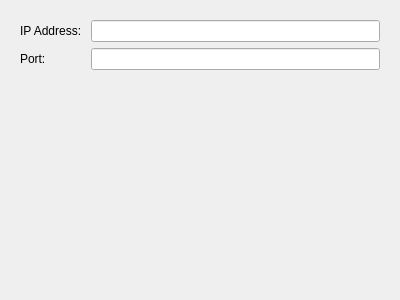
Qt form src/voicechatcontroller.ui (willamm/CommAudio) before a commit.
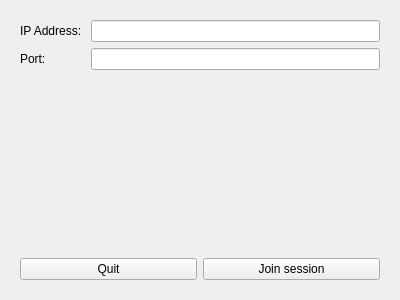
The same form after that commit. The open tabs and pages were chosen to show the change.

```diff
--- a/src/voicechatcontroller.ui
+++ b/src/voicechatcontroller.ui
@@ -70,6 +70,24 @@
          </item>
         </layout>
        </item>
+       <item>
+        <layout class="QHBoxLayout" name="horizontalLayout_2">
+         <item>
+          <widget class="QPushButton" name="quit">
+           <property name="text">
+            <string>Quit</string>
+           </property>
+          </widget>
+         </item>
+         <item>
+          <widget class="QPushButton" name="joinSession">
+           <property name="text">
+            <string>Join session</string>
+           </property>
+          </widget>
+         </item>
+        </layout>
+       </item>
       </layout>
      </widget>
     </widget>
```
Left out of the diff: 11 changed lines with no effect on the pictures. Lines whose indentation alone changed are shown as unchanged.
